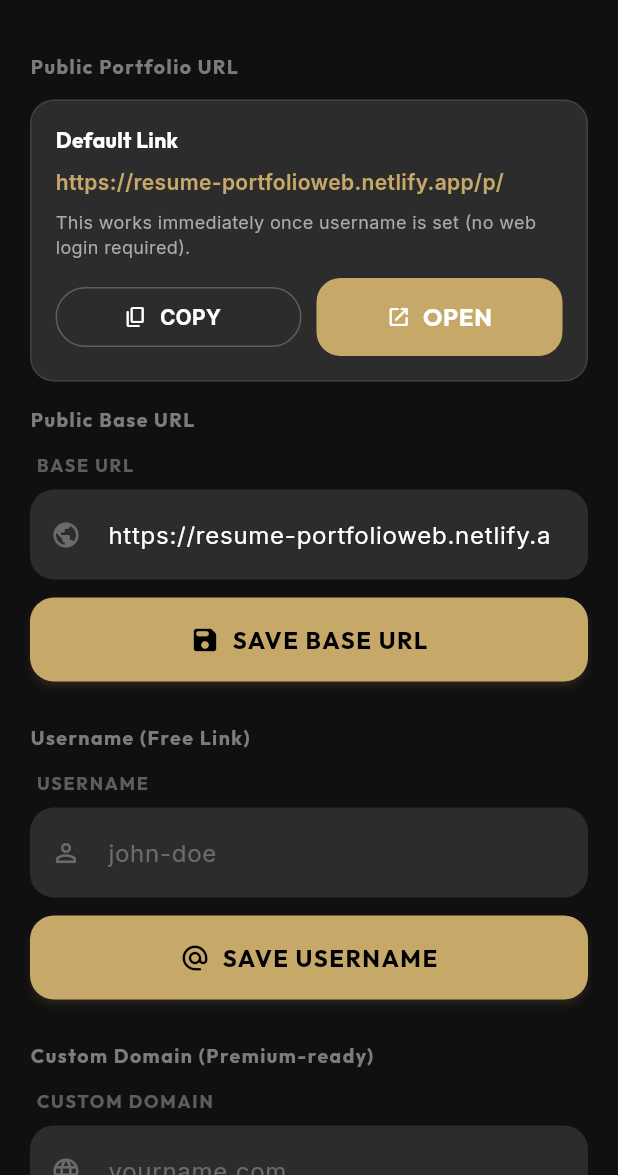
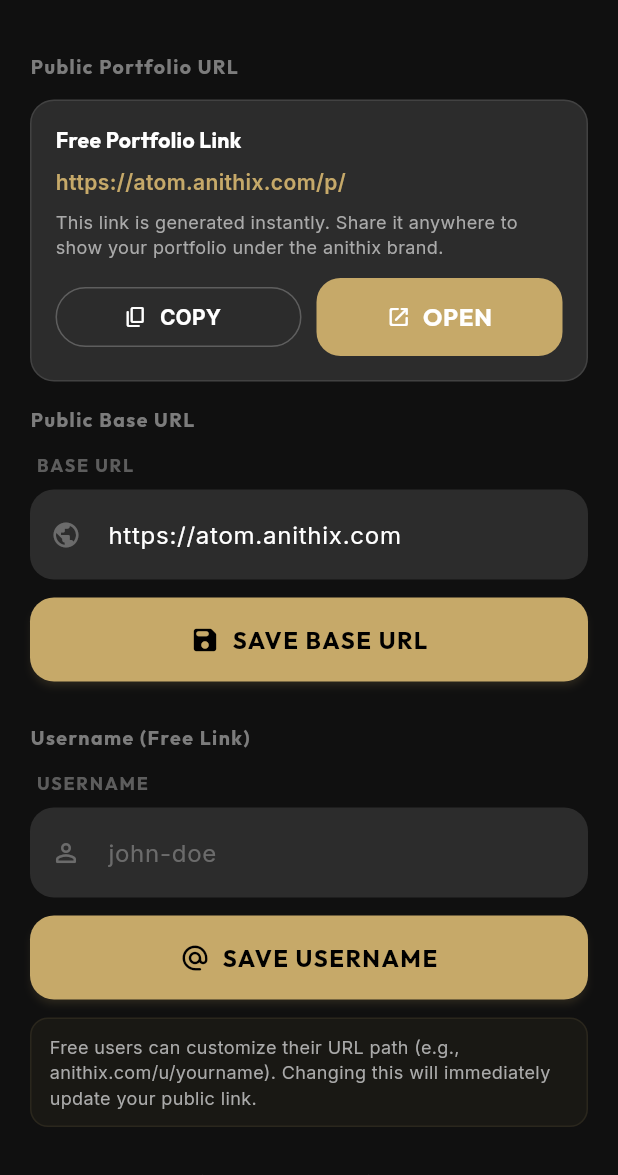
Before and after one commit to Saikumar9342/Portfolio_mobile, a Flutter app: the DomainSettingsScreen screen opened directly, on a phone screen of 412 x 824 dp, the part 61-1236 px from its top. Run offline on Flutter 3.47's test engine with Material 3 defaults, Android fonts, the phone set to English and light mode, and no system bars; our stand-ins replace cloud_firestore, file_picker, firebase_auth, firebase_core, flutter_svg, google_fonts and 3 more; missing offline and left inert: cloudinary_public, syncfusion_flutter_pdf, translator; accounts and stored records are empty.

```diff
--- a/lib/screens/content_editor_screen.dart
+++ b/lib/screens/content_editor_screen.dart
@@ -1049,7 +1049,7 @@
 
     // 2. Pick End Date or "Present"
     if (isExperiencePeriod) {
-      if (!mounted) return;
+      if (!context.mounted) return;
       // Ask if currently working
       final isCurrent = await showDialog<bool>(
         context: context,
@@ -1076,7 +1076,7 @@
         isPresent = true;
         end = DateTime.now();
       } else {
-        if (!mounted) return;
+        if (!context.mounted) return;
         end = await showDatePicker(
           context: context,
           initialDate: start,
@@ -1088,7 +1088,7 @@
         if (end == null) return; // User cancelled end date
       }
     } else {
-      if (!mounted) return;
+      if (!context.mounted) return;
       // Education: Just pick end date usually
       end = await showDatePicker(
         context: context,
--- a/lib/screens/domain_settings_screen.dart
+++ b/lib/screens/domain_settings_screen.dart
@@ -94,8 +94,8 @@
               '';
           final username = (data['username'] as String?) ?? '';
           final customDomain = (data['customDomain'] as String?) ?? '';
-          final baseUrl = (data['publicBaseUrl'] as String?) ??
-              "https://resume-portfolioweb.netlify.app";
+          final baseUrl =
+              (data['publicBaseUrl'] as String?) ?? "https://atom.anithix.com";
 
           if (_usernameController.text.isEmpty && username.isNotEmpty) {
             _usernameController.text = username;
@@ -122,10 +122,10 @@
               _sectionTitle("Public Portfolio URL"),
               const SizedBox(height: 12),
               _linkCard(
-                title: "Default Link",
+                title: "Free Portfolio Link",
                 value: publicLink,
                 subtitle:
-                    "This works immediately once username is set (no web login required).",
+                    "This link is generated instantly. Share it anywhere to show your portfolio under the anithix brand.",
               ),
               const SizedBox(height: 16),
               _sectionTitle("Public Base URL"),
@@ -133,7 +133,7 @@
               CustomTextField(
                 label: "BASE URL",
                 controller: _baseUrlController,
-                hint: "https://resume-portfolioweb.netlify.app",
+                hint: "https://atom.anithix.com",
                 prefixIcon: Icons.public_rounded,
               ),
               const SizedBox(height: 12),
@@ -241,8 +241,13 @@
                       },
                 isLoading: _isSavingUsername,
               ),
+              const SizedBox(height: 12),
+              _infoBox(
+                  "Free users can customize their URL path (e.g., anithix.com/u/yourname). Changing this will immediately update your public link."),
               const SizedBox(height: 28),
               _sectionTitle("Custom Domain (Premium-ready)"),
+              _infoBox(
+                  "Premium users can connect their own branded domain (e.g., yourname.com). This requires external DNS configuration."),
               const SizedBox(height: 12),
               CustomTextField(
                 label: "CUSTOM DOMAIN",
@@ -343,25 +348,30 @@
                 child: Column(
                   crossAxisAlignment: CrossAxisAlignment.start,
                   children: [
+                    Row(
+                      children: [
+                        const Icon(Icons.info_outline_rounded,
+                            color: AppTheme.primaryColor, size: 18),
+                        const SizedBox(width: 8),
                         Text(
-                      "DNS Setup Notes",
+                          "Premium Domain Setup Instructions",
                           style: GoogleFonts.outfit(
                             fontSize: 14,
                             fontWeight: FontWeight.w700,
                             color: Colors.white,
                           ),
                         ),
-                    const SizedBox(height: 8),
-                    Text(
-                      "1. In your domain registrar, point your domain to Netlify.\n"
-                      "2. Add this custom domain in your Netlify site settings.\n"
-                      "3. After DNS propagation, your domain will open this portfolio.",
-                      style: GoogleFonts.inter(
-                        fontSize: 12,
-                        color: AppTheme.textSecondary,
-                        height: 1.5,
+                      ],
                     ),
-                    ),
+                    const SizedBox(height: 16),
+                    _dnsStep("1. Update DNS at your Registrar",
+                        "Log into GoDaddy/Namecheap and point your domain to our servers."),
+                    _dnsStep("2. Add A-Record",
+                        "Type: A, Name: @, Value: 75.2.60.5"),
+                    _dnsStep("3. Add CNAME-Record",
+                        "Type: CNAME, Name: www, Value: anithix.com"),
+                    _dnsStep("4. Validation",
+                        "After saving, it may take up to 24 hours for DNS to propagate worldwide."),
                   ],
                 ),
               ),
@@ -397,14 +407,14 @@
                           await _service.resetUrlSettings();
                           _usernameController.clear();
                           _domainController.clear();
-                          if (mounted) {
+                          if (context.mounted) {
                             ScaffoldMessenger.of(context).showSnackBar(
                               const SnackBar(
                                   content: Text("Settings reset to default")),
                             );
                           }
                         } catch (e) {
-                          if (mounted) {
+                          if (context.mounted) {
                             ActionDialog.show(
                               context,
                               title: "Reset Failed",
@@ -521,4 +531,50 @@
       ),
     );
   }
+
+  Widget _infoBox(String text) {
+    return Container(
+      padding: const EdgeInsets.symmetric(horizontal: 12, vertical: 10),
+      decoration: BoxDecoration(
+        color: AppTheme.primaryColor.withValues(alpha: 0.05),
+        borderRadius: BorderRadius.circular(12),
+        border: Border.all(color: AppTheme.primaryColor.withValues(alpha: 0.1)),
+      ),
+      child: Text(
+        text,
+        style: GoogleFonts.inter(
+          fontSize: 12,
+          color: AppTheme.textSecondary,
+          height: 1.4,
+        ),
+      ),
+    );
   }
+
+  Widget _dnsStep(String title, String desc) {
+    return Padding(
+      padding: const EdgeInsets.only(bottom: 12),
+      child: Column(
+        crossAxisAlignment: CrossAxisAlignment.start,
+        children: [
+          Text(
+            title,
+            style: GoogleFonts.inter(
+              fontSize: 12,
+              fontWeight: FontWeight.w700,
+              color: AppTheme.primaryColor,
+            ),
+          ),
+          const SizedBox(height: 2),
+          Text(
+            desc,
+            style: GoogleFonts.inter(
+              fontSize: 11,
+              color: AppTheme.textSecondary,
+            ),
+          ),
+        ],
+      ),
+    );
+  }
+}
```
Also changed, not shown: lib/services/firestore_service.dart (+48 -33 lines). Lines whose indentation alone changed are shown as unchanged.
